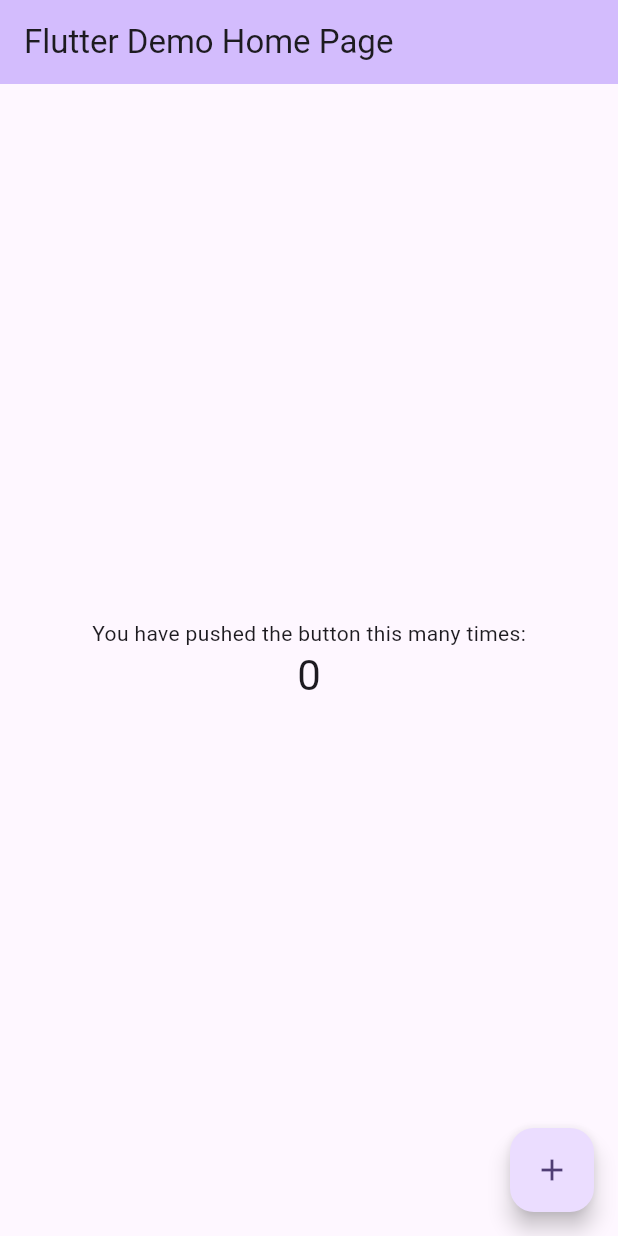
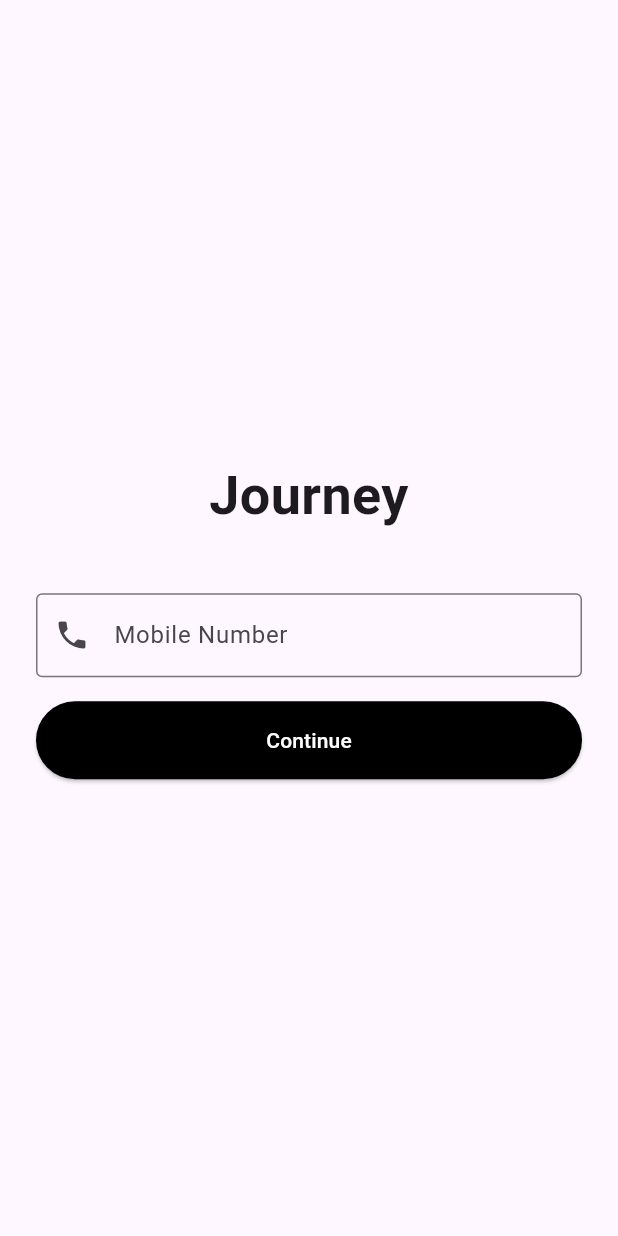
Before and after one commit to Shubhansh4206/journey, a Flutter app: the screen it shows after launch, on a phone screen of 412 x 824 dp. Run offline on Flutter 3.47's test engine with Material 3 defaults, Android fonts, the phone set to English and light mode, and no system bars; our stand-ins replace get, supabase_flutter; accounts and stored records are empty.

Commit message:
Made login page with OTP verifiaction

```diff
--- a/app_traveler/lib/main.dart
+++ b/app_traveler/lib/main.dart
@@ -1,121 +1,54 @@
 import 'package:flutter/material.dart';
+import 'package:get/get.dart';
+import 'package:supabase_flutter/supabase_flutter.dart';
+import 'screens/login_screen.dart';
 
-void main() {
+Future<void> main() async {
+  // Wakes up the native Android side before initializing Supabase
+  WidgetsFlutterBinding.ensureInitialized();
+
+  // Your actual Supabase URL and Anon Key
+  const supabaseUrl = 'https://sbfchxjiybmaddvrkhws.supabase.co';
+  const supabaseAnonKey = 'sb_publishable_zmCVKeTr_em3CGKaJsPvUA_9qYDWdwn';
+
+  await Supabase.initialize(url: supabaseUrl, anonKey: supabaseAnonKey);
+
   runApp(const MyApp());
 }
 
 class MyApp extends StatelessWidget {
   const MyApp({super.key});
 
-  // This widget is the root of your application.
   @override
   Widget build(BuildContext context) {
-    return MaterialApp(
-      title: 'Flutter Demo',
-      theme: ThemeData(
-        // This is the theme of your application.
-        //
-        // TRY THIS: Try running your application with "flutter run". You'll see
-        // the application has a purple toolbar. Then, without quitting the app,
-        // try changing the seedColor in the colorScheme below to Colors.green
-        // and then invoke "hot reload" (save your changes or press the "hot
-        // reload" button in a Flutter-supported IDE, or press "r" if you used
-        // the command line to start the app).
-        //
-        // Notice that the counter didn't reset back to zero; the application
-        // state is not lost during the reload. To reset the state, use hot
-        // restart instead.
-        //
-        // This works for code too, not just values: Most code changes can be
-        // tested with just a hot reload.
-        colorScheme: .fromSeed(seedColor: Colors.deepPurple),
-      ),
-      home: const MyHomePage(title: 'Flutter Demo Home Page'),
+    return GetMaterialApp(
+      title: 'Journey Traveler',
+      debugShowCheckedModeBanner: false, // Removes the debug banner on the top right
+      initialRoute: '/login',
+      getPages: [
+        GetPage(name: '/login', page: () => LoginScreen()),
+        GetPage(name: '/home', page: () => const HomeScreen()),
+      ],
     );
   }
 }
 
-class MyHomePage extends StatefulWidget {
-  const MyHomePage({super.key, required this.title});
-
-  // This widget is the home page of your application. It is stateful, meaning
-  // that it has a State object (defined below) that contains fields that affect
-  // how it looks.
-
-  // This class is the configuration for the state. It holds the values (in this
-  // case the title) provided by the parent (in this case the App widget) and
-  // used by the build method of the State. Fields in a Widget subclass are
-  // always marked "final".
-
-  final String title;
-
-  @override
-  State<MyHomePage> createState() => _MyHomePageState();
-}
-
-class _MyHomePageState extends State<MyHomePage> {
-  int _counter = 0;
-
-  void _incrementCounter() {
-    setState(() {
-      // This call to setState tells the Flutter framework that something has
-      // changed in this State, which causes it to rerun the build method below
-      // so that the display can reflect the updated values. If we changed
-      // _counter without calling setState(), then the build method would not be
-      // called again, and so nothing would appear to happen.
-      _counter++;
-    });
-  }
+class HomeScreen extends StatelessWidget {
+  const HomeScreen({super.key});
 
   @override
   Widget build(BuildContext context) {
-    // This method is rerun every time setState is called, for instance as done
-    // by the _incrementCounter method above.
-    //
-    // The Flutter framework has been optimized to make rerunning build methods
-    // fast, so that you can just rebuild anything that needs updating rather
-    // than having to individually change instances of widgets.
     return Scaffold(
       appBar: AppBar(
-        // TRY THIS: Try changing the color here to a specific color (to
-        // Colors.amber, perhaps?) and trigger a hot reload to see the AppBar
-        // change color while the other colors stay the same.
-        backgroundColor: Theme.of(context).colorScheme.inversePrimary,
-        // Here we take the value from the MyHomePage object that was created by
-        // the App.build method, and use it to set our appbar title.
-        title: Text(widget.title),
+        title: const Text('Journey'),
+        backgroundColor: Colors.black,
+        foregroundColor: Colors.white,
       ),
-      body: Center(
-        // Center is a layout widget. It takes a single child and positions it
-        // in the middle of the parent.
-        child: Column(
-          // Column is also a layout widget. It takes a list of children and
-          // arranges them vertically. By default, it sizes itself to fit its
-          // children horizontally, and tries to be as tall as its parent.
-          //
-          // Column has various properties to control how it sizes itself and
-          // how it positions its children. Here we use mainAxisAlignment to
-          // center the children vertically; the main axis here is the vertical
-          // axis because Columns are vertical (the cross axis would be
-          // horizontal).
-          //
-          // TRY THIS: Invoke "debug painting" (choose the "Toggle Debug Paint"
-          // action in the IDE, or press "p" in the console), to see the
-          // wireframe for each widget.
-          mainAxisAlignment: .center,
-          children: [
-            const Text('You have pushed the button this many times:'),
-            Text(
-              '$_counter',
-              style: Theme.of(context).textTheme.headlineMedium,
-            ),
-          ],
+      body: const Center(
+        child: Text(
+          'Map View Placeholder',
+          style: TextStyle(fontSize: 20, fontWeight: FontWeight.bold),
         ),
-      ),
-      floatingActionButton: FloatingActionButton(
-        onPressed: _incrementCounter,
-        tooltip: 'Increment',
-        child: const Icon(Icons.add),
       ),
     );
   }
--- /dev/null
+++ b/app_traveler/lib/screens/login_screen.dart
@@ -0,0 +1,108 @@
+import 'package:flutter/material.dart';
+import 'package:get/get.dart';
+import '../controllers/auth_controller.dart';
+
+class LoginScreen extends StatelessWidget {
+  LoginScreen({Key? key}) : super(key: key);
+
+  final AuthController authController = Get.put(AuthController());
+  final TextEditingController phoneController = TextEditingController();
+  final TextEditingController otpController = TextEditingController();
+
+  @override
+  Widget build(BuildContext context) {
+    return Scaffold(
+      body: SafeArea(
+        child: Padding(
+          padding: const EdgeInsets.symmetric(horizontal: 24.0),
+          child: Obx(() {
+            // Show loading spinner during network requests
+            if (authController.isLoading.value) {
+              return const Center(child: CircularProgressIndicator(color: Colors.black));
+            }
+
+            // OTP Verification View
+            if (authController.otpSent.value) {
+              return Column(
+                mainAxisAlignment: MainAxisAlignment.center,
+                crossAxisAlignment: CrossAxisAlignment.stretch,
+                children: [
+                  const Text(
+                    'Verify your number',
+                    style: TextStyle(fontSize: 28, fontWeight: FontWeight.bold),
+                    textAlign: TextAlign.center,
+                  ),
+                  const SizedBox(height: 8),
+                  Text(
+                    'Sent to ${authController.currentPhone.value}',
+                    textAlign: TextAlign.center,
+                    style: const TextStyle(color: Colors.grey),
+                  ),
+                  const SizedBox(height: 32),
+                  TextField(
+                    controller: otpController,
+                    keyboardType: TextInputType.number,
+                    maxLength: 6,
+                    decoration: const InputDecoration(
+                      labelText: '6-digit OTP',
+                      border: OutlineInputBorder(),
+                    ),
+                  ),
+                  const SizedBox(height: 16),
+                  ElevatedButton(
+                    style: ElevatedButton.styleFrom(
+                      padding: const EdgeInsets.symmetric(vertical: 16),
+                      backgroundColor: Colors.black, // Fixed here
+                    ),
+                    onPressed: () => authController.verifyOtp(otpController.text),
+                    child: const Text('Verify & Login', style: TextStyle(color: Colors.white)),
+                  ),
+                ],
+              );
+            }
+
+            // Initial Phone Input View
+            return Column(
+              mainAxisAlignment: MainAxisAlignment.center,
+              crossAxisAlignment: CrossAxisAlignment.stretch,
+              children: [
+                const Text(
+                  'Journey',
+                  style: TextStyle(fontSize: 36, fontWeight: FontWeight.bold),
+                  textAlign: TextAlign.center,
+                ),
+                const SizedBox(height: 40),
+                TextField(
+                  controller: phoneController,
+                  keyboardType: TextInputType.phone,
+                  decoration: const InputDecoration(
+                    labelText: 'Mobile Number',
+                    hintText: '+91 9999999999',
+                    border: OutlineInputBorder(),
+                    prefixIcon: Icon(Icons.phone),
+                  ),
+                ),
+                const SizedBox(height: 16),
+                ElevatedButton(
+                  style: ElevatedButton.styleFrom(
+                    padding: const EdgeInsets.symmetric(vertical: 16),
+                    backgroundColor: Colors.black, // Fixed here
+                  ),
+                  onPressed: () {
+                    // Ensure the number has the country code before sending
+                    String phone = phoneController.text.trim();
+                    if (!phone.startsWith('+')) {
+                      phone = '+91$phone'; // Defaulting to India for MVP
+                    }
+                    authController.sendOtp(phone);
+                  },
+                  child: const Text('Continue', style: TextStyle(color: Colors.white)),
+                ),
+              ],
+            );
+          }),
+        ),
+      ),
+    );
+  }
+}
--- a/app_traveler/pubspec.yaml
+++ b/app_traveler/pubspec.yaml
@@ -34,6 +34,8 @@ dependencies:
   # The following adds the Cupertino Icons font to your application.
   # Use with the CupertinoIcons class for iOS style icons.
   cupertino_icons: ^1.0.8
+  get: ^4.7.3
+  supabase_flutter: ^2.17.2
 
 dev_dependencies:
   flutter_test:
```
Also changed, not shown: app_traveler/lib/controllers/auth_controller.dart (added, +44 -0 lines), app_traveler/pubspec.lock, 3 other files.
